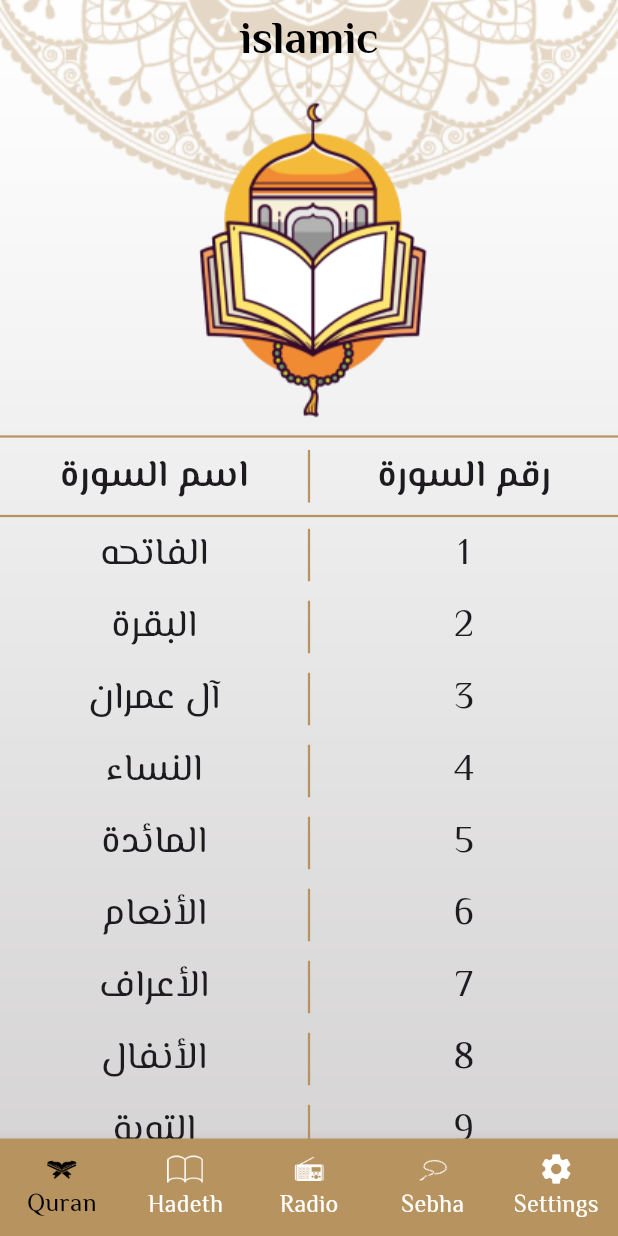
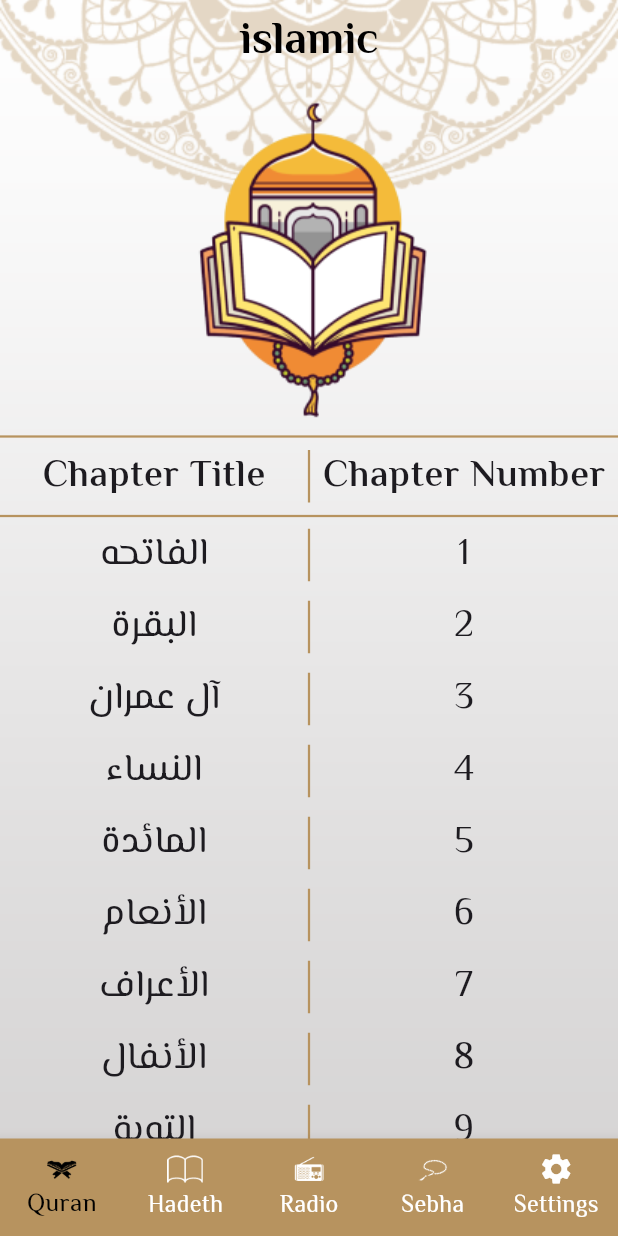
Before and after one commit to M7moud-sayed/Islamic_app, a Flutter app: the screen it shows after launch, on a phone screen of 412 x 824 dp. Run offline on Flutter 3.47's test engine with Material 3 defaults, Android fonts, the phone set to English and light mode, and no system bars; generated files the repository leaves out were written again.

Commit message:
Finished localization

```diff
--- a/lib/l10n/app_ar.arb
+++ b/lib/l10n/app_ar.arb
@@ -6,5 +6,9 @@
   "hadeth" : "حديث",
   "radio" : "راديو",
   "sebha" : "سبحه",
-  "settings" : "الاعدادات"
+  "settings" : "الاعدادات",
+  "chapterTitle" : "اسم السورة",
+  "chapterNumber" : "رقم السورة",
+  "numberOfPraises" : "عدد التسبيحات" ,
+  "holyQuranRadio" : "اذاعة القرآن الكريم"
 }
--- a/lib/l10n/app_en.arb
+++ b/lib/l10n/app_en.arb
@@ -6,5 +6,10 @@
   "hadeth" : "Hadeth",
   "radio" : "Radio",
   "sebha" : "Sebha",
-  "settings" : "Settings"
+  "settings" : "Settings",
+  "chapterTitle" : "Chapter Title",
+  "chapterNumber" : "Chapter Number",
+  "numberOfPraises" : "Number Of Praises" ,
+  "holyQuranRadio" : "Holy Quran Radio"
+
 }
--- a/lib/ui/home/hadeth_widget.dart
+++ b/lib/ui/home/hadeth_widget.dart
@@ -3,6 +3,7 @@ import 'package:flutter/material.dart';
 import 'package:flutter/services.dart';
 import 'package:flutter/widgets.dart';
 import 'package:islamic_app/ui/home/hadeth_title_item.dart';
+import 'package:flutter_gen/gen_l10n/app_localizations.dart';
 
 class HadethWidget extends StatefulWidget {
   const HadethWidget({super.key});
@@ -25,7 +26,7 @@ class _HadethWidgetState extends State<HadethWidget> {
         Divider(),
         Center(
           child: Text(
-            "الاحــاديــث",
+            AppLocalizations.of(context)!.hadeth,
             style: Theme.of(context).textTheme.bodyLarge
           ),
         ),
--- a/lib/ui/home/quran_widget.dart
+++ b/lib/ui/home/quran_widget.dart
@@ -1,6 +1,7 @@
 import 'package:flutter/material.dart';
 import 'package:islamic_app/style/app_theme.dart';
 import 'package:islamic_app/ui/home/quran_title_widget.dart';
+import 'package:flutter_gen/gen_l10n/app_localizations.dart';
 
 class QuranWidget extends StatefulWidget {
   QuranWidget({super.key});
@@ -138,7 +139,7 @@ class _QuranWidgetState extends State<QuranWidget> {
             Expanded(
               child: Center(
                 child: Text(
-                  "اسم السورة",
+                  AppLocalizations.of(context)!.chapterTitle,
                   style: Theme.of(context).textTheme.bodyLarge),
               ),
             ),
@@ -149,7 +150,7 @@ class _QuranWidgetState extends State<QuranWidget> {
             ),
             Expanded(
               child: Center(
-                child: Text("رقم السورة",
+                child: Text(AppLocalizations.of(context)!.chapterNumber,
                     style: Theme.of(context).textTheme.bodyLarge),
               ),
             )
--- a/lib/ui/home/radio_widget.dart
+++ b/lib/ui/home/radio_widget.dart
@@ -1,6 +1,7 @@
 import 'package:flutter/cupertino.dart';
 import 'package:flutter/material.dart';
 import 'package:islamic_app/style/app_theme.dart';
+import 'package:flutter_gen/gen_l10n/app_localizations.dart';
 
 class RadioWidget extends StatelessWidget {
   const RadioWidget({super.key});
@@ -15,7 +16,7 @@ class RadioWidget extends StatelessWidget {
         ),
       ),
       SizedBox(height: 100),
-      Center(child: Text("إذاعـة الـقـرآن الـكـريـم ",style: TextStyle(fontSize: 24,fontFamily: "El Messiri",fontWeight: FontWeight.bold),)),
+      Center(child: Text(AppLocalizations.of(context)!.holyQuranRadio,style: TextStyle(fontSize: 24,fontFamily: "El Messiri",fontWeight: FontWeight.bold),)),
       SizedBox(height: 100),
       Row(
         mainAxisAlignment: MainAxisAlignment.spaceEvenly,
--- a/lib/ui/home/sebha_widget.dart
+++ b/lib/ui/home/sebha_widget.dart
@@ -1,5 +1,6 @@
 import 'package:flutter/material.dart';
 import 'package:islamic_app/style/app_theme.dart';
+import 'package:flutter_gen/gen_l10n/app_localizations.dart';
 
 class SebhaWidget extends StatefulWidget {
   const SebhaWidget({super.key});
@@ -38,8 +39,8 @@ class _SebhaWidgetState extends State<SebhaWidget> {
           height: 28,
         ),
         Text(
-          "عدد التسبيحات",
-          style: Theme.of(context).textTheme.bodyLarge,
+          AppLocalizations.of(context)!.numberOfPraises,
+          style: Theme.of(context).textTheme.bodyLarge?.copyWith(fontWeight: FontWeight.bold),
         ),
         const SizedBox(
           height: 18,
```
Also changed, not shown: lib/generated/intl/messages_all.dart, lib/generated/intl/messages_ar.dart (deleted), lib/generated/intl/messages_en.dart, lib/generated/l10n.dart.
